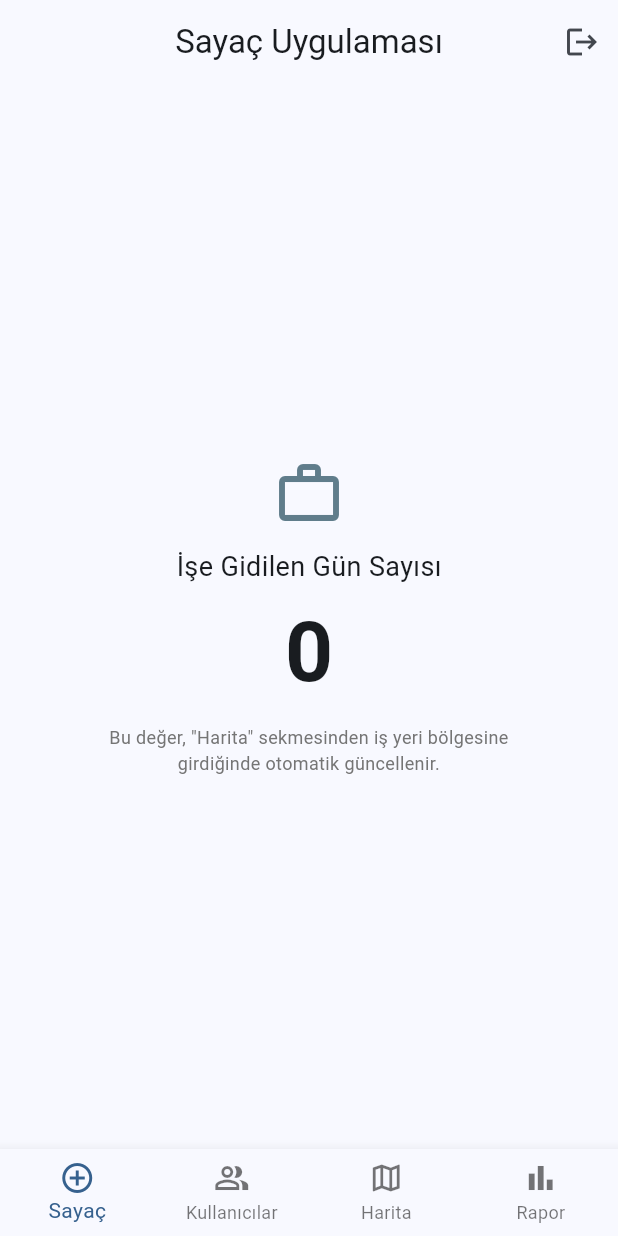
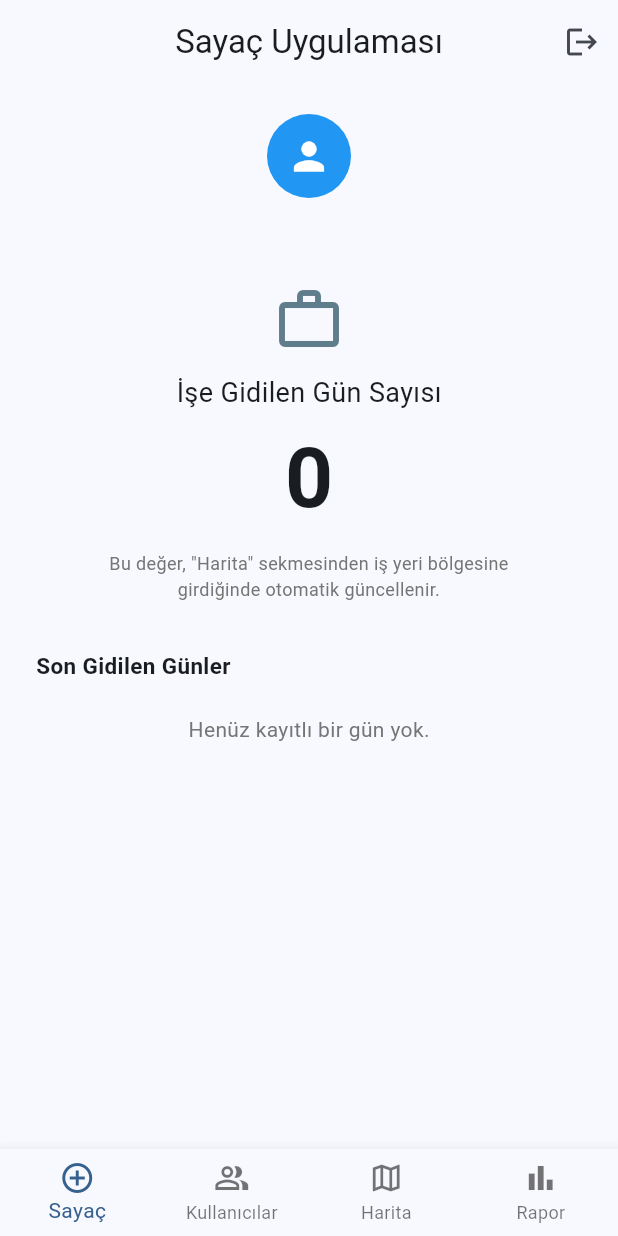
Before and after one commit to senerh6161-design/getxdeneme_temiz, a Flutter app: the screen it shows once a user with an empty profile is signed in, on a phone screen of 412 x 824 dp. Run offline on Flutter 3.47's test engine with Material 3 defaults, Android fonts, the phone set to English and light mode, and no system bars; our stand-ins replace cloud_firestore, firebase_auth, firebase_core, fl_chart, flutter_local_notifications, flutter_map and 3 more; accounts and stored records are empty.

Commit message:
Sayac ekranina kullanici bilgisi ve son gidilen gunler listesi eklendi

```diff
--- a/lib/app/modules/counter/views/counter_view.dart
+++ b/lib/app/modules/counter/views/counter_view.dart
@@ -83,10 +83,32 @@ class _SayacEkraniBody extends StatelessWidget {
           ),
         ],
       ),
-      body: Center(
+      body: SingleChildScrollView(
+        padding: const EdgeInsets.symmetric(horizontal: 24, vertical: 20),
         child: Column(
-          mainAxisAlignment: MainAxisAlignment.center,
           children: [
+            // Hangi kullanıcının giriş yaptığını gösteren küçük profil alanı.
+            // authController.firebaseUser reaktif (Rx) olduğu için Obx
+            // içine alıyoruz; kullanıcı değişirse (çıkış/giriş) otomatik
+            // güncellenir.
+            Obx(() {
+              final email = authController.firebaseUser.value?.email ?? '';
+              return Column(
+                children: [
+                  const CircleAvatar(
+                    radius: 28,
+                    backgroundColor: Colors.blue,
+                    child: Icon(Icons.person, color: Colors.white, size: 30),
+                  ),
+                  const SizedBox(height: 8),
+                  Text(
+                    email,
+                    style: const TextStyle(fontSize: 14, fontWeight: FontWeight.w600),
+                  ),
+                ],
+              );
+            }),
+            const SizedBox(height: 28),
             const Icon(Icons.work_outline, size: 48, color: Colors.blueGrey),
             const SizedBox(height: 12),
             const Text(
@@ -109,9 +131,59 @@ class _SayacEkraniBody extends StatelessWidget {
               textAlign: TextAlign.center,
               style: TextStyle(fontSize: 12, color: Colors.grey.shade600),
             ),
+            const SizedBox(height: 32),
+            Align(
+              alignment: Alignment.centerLeft,
+              child: Text(
+                'Son Gidilen Günler',
+                style: TextStyle(fontSize: 15, fontWeight: FontWeight.bold),
+              ),
+            ),
+            const SizedBox(height: 10),
+            // İkinci bir Obx: farklı bir controller alanını (attendanceDays)
+            // dinliyor. Aynı ekranda birden fazla Obx kullanmak tamamen
+            // normal — her biri sadece kendi izlediği değeri dinler.
+            Obx(() {
+              if (controller.attendanceDays.isEmpty) {
+                return Padding(
+                  padding: const EdgeInsets.symmetric(vertical: 12),
+                  child: Text(
+                    'Henüz kayıtlı bir gün yok.',
+                    style: TextStyle(color: Colors.grey.shade600),
+                  ),
+                );
+              }
+              return Wrap(
+                alignment: WrapAlignment.center,
+                spacing: 8,
+                runSpacing: 8,
+                children: controller.attendanceDays
+                    .map(
+                      (d) => Chip(
+                        avatar: const Icon(
+                          Icons.check_circle,
+                          size: 16,
+                          color: Colors.green,
+                        ),
+                        label: Text(_formatGun(d)),
+                      ),
+                    )
+                    .toList(),
+              );
+            }),
           ],
         ),
       ),
     );
   }
 }
+
+/// Bir tarihi "14 Ağu" gibi kısa biçimde yazan yardımcı fonksiyon.
+/// intl paketine ihtiyaç duymadan basit bir çözüm.
+String _formatGun(DateTime d) {
+  const months = [
+    'Oca', 'Şub', 'Mar', 'Nis', 'May', 'Haz',
+    'Tem', 'Ağu', 'Eyl', 'Eki', 'Kas', 'Ara',
+  ];
+  return '${d.day} ${months[d.month - 1]}';
+}
```
Also changed, not shown: lib/app/modules/counter/controllers/counter_controller.dart (+38 -0 lines).
